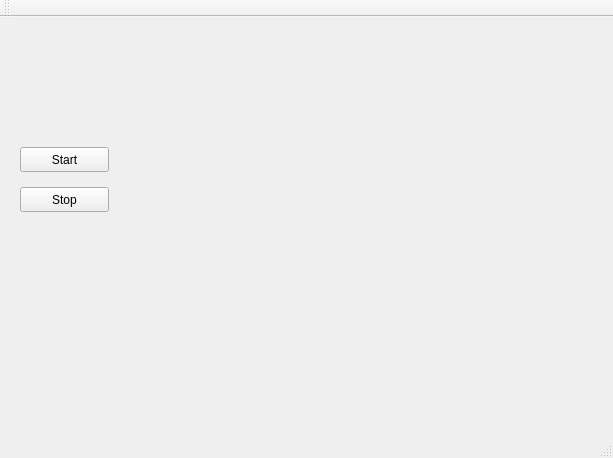
BurhanMuhyiddin/MPU6050-Kalman-Filter-STM32, file QTLiveChart/qt_live_chart/mainwindow.ui: the form before one commit.
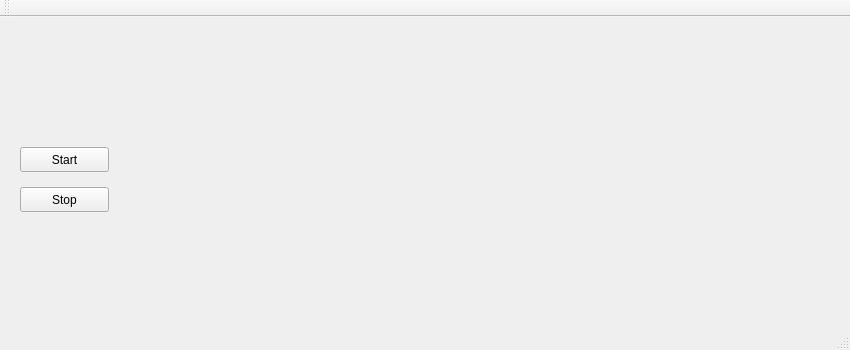
The form after the commit. Custom widgets are drawn as their Qt base class.

The edit to the form file:
```diff
--- a/QTLiveChart/qt_live_chart/mainwindow.ui
+++ b/QTLiveChart/qt_live_chart/mainwindow.ui
@@ -6,8 +6,8 @@
    <rect>
     <x>0</x>
     <y>0</y>
-    <width>613</width>
-    <height>458</height>
+    <width>850</width>
+    <height>350</height>
    </rect>
   </property>
   <property name="windowTitle">
@@ -17,10 +17,10 @@
    <widget class="QCustomPlot" name="widgetGraph" native="true">
     <property name="geometry">
      <rect>
-      <x>170</x>
-      <y>100</y>
-      <width>431</width>
-      <height>291</height>
+      <x>470</x>
+      <y>10</y>
+      <width>341</width>
+      <height>231</height>
      </rect>
     </property>
    </widget>
```
Left out of the diff: 17 changed lines with no effect on the pictures.
